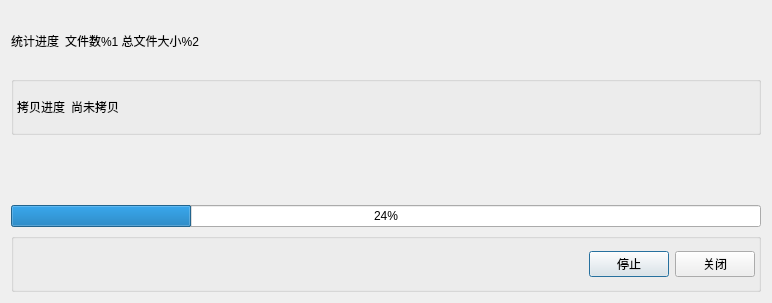
Before: the Qt Designer form copyprocessdialog.ui in nextuser/qt-moredirs, drawn with Qt 5.
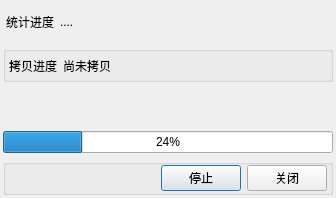
After: the same form once the commit is applied.

The edit to the form file:
```diff
--- a/copyprocessdialog.ui
+++ b/copyprocessdialog.ui
@@ -6,16 +6,46 @@
    <rect>
     <x>0</x>
     <y>0</y>
-    <width>772</width>
-    <height>303</height>
+    <width>336</width>
+    <height>198</height>
    </rect>
   </property>
+  <property name="maximumSize">
+   <size>
+    <width>800</width>
+    <height>16777215</height>
+   </size>
+  </property>
   <property name="windowTitle">
    <string>Dialog</string>
   </property>
   <layout class="QVBoxLayout" name="verticalLayout">
+   <property name="leftMargin">
+    <number>3</number>
+   </property>
+   <property name="topMargin">
+    <number>3</number>
+   </property>
+   <property name="rightMargin">
+    <number>3</number>
+   </property>
+   <property name="bottomMargin">
+    <number>3</number>
+   </property>
    <item>
     <layout class="QHBoxLayout" name="horizontalLayout" stretch="0,1">
+     <property name="leftMargin">
+      <number>3</number>
+     </property>
+     <property name="topMargin">
+      <number>3</number>
+     </property>
+     <property name="rightMargin">
+      <number>3</number>
+     </property>
+     <property name="bottomMargin">
+      <number>3</number>
+     </property>
      <item>
       <widget class="QLabel" name="labelStatus">
        <property name="text">
@@ -26,7 +56,7 @@
      <item>
       <widget class="QLabel" name="labelCountStat">
        <property name="text">
-        <string>文件数%1 总文件大小%2</string>
+        <string>....</string>
        </property>
       </widget>
      </item>
@@ -41,9 +71,15 @@
       <property name="leftMargin">
        <number>3</number>
       </property>
+      <property name="topMargin">
+       <number>3</number>
+      </property>
       <property name="rightMargin">
        <number>3</number>
       </property>
+      <property name="bottomMargin">
+       <number>3</number>
+      </property>
       <item>
        <widget class="QLabel" name="label">
         <property name="text">
@@ -63,6 +99,12 @@
    </item>
    <item>
     <widget class="QLabel" name="labelFileName">
+     <property name="maximumSize">
+      <size>
+       <width>640</width>
+       <height>320</height>
+      </size>
+     </property>
      <property name="text">
       <string/>
      </property>
```
Left out of the diff: 2 changed lines with no effect on the pictures.
